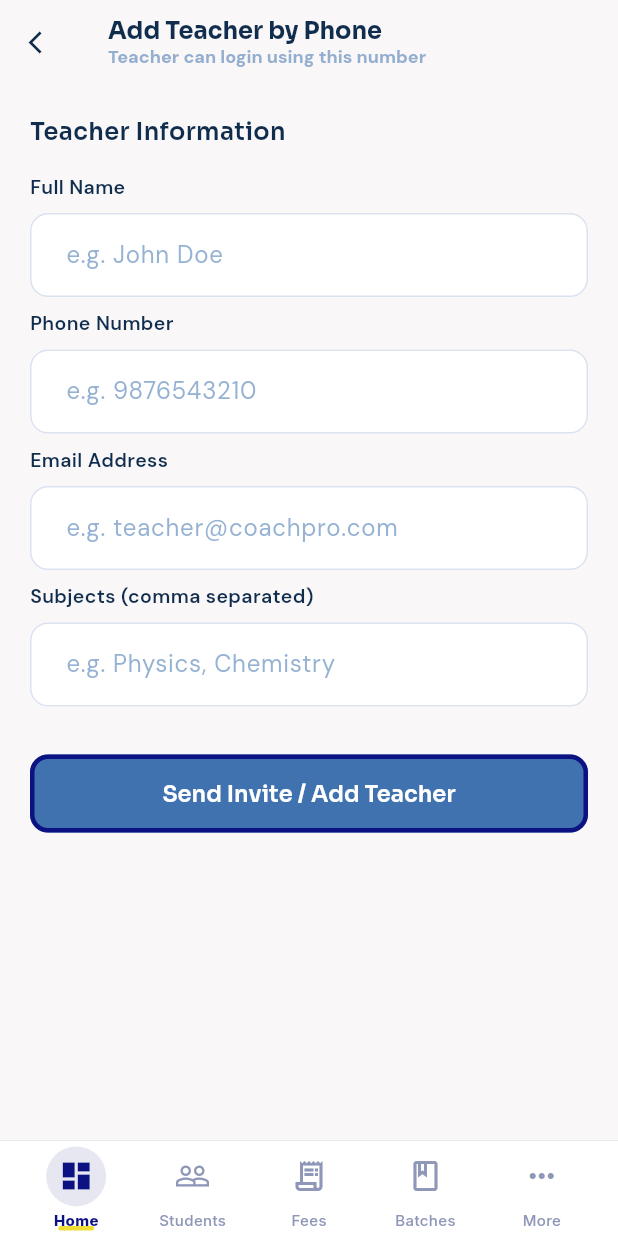
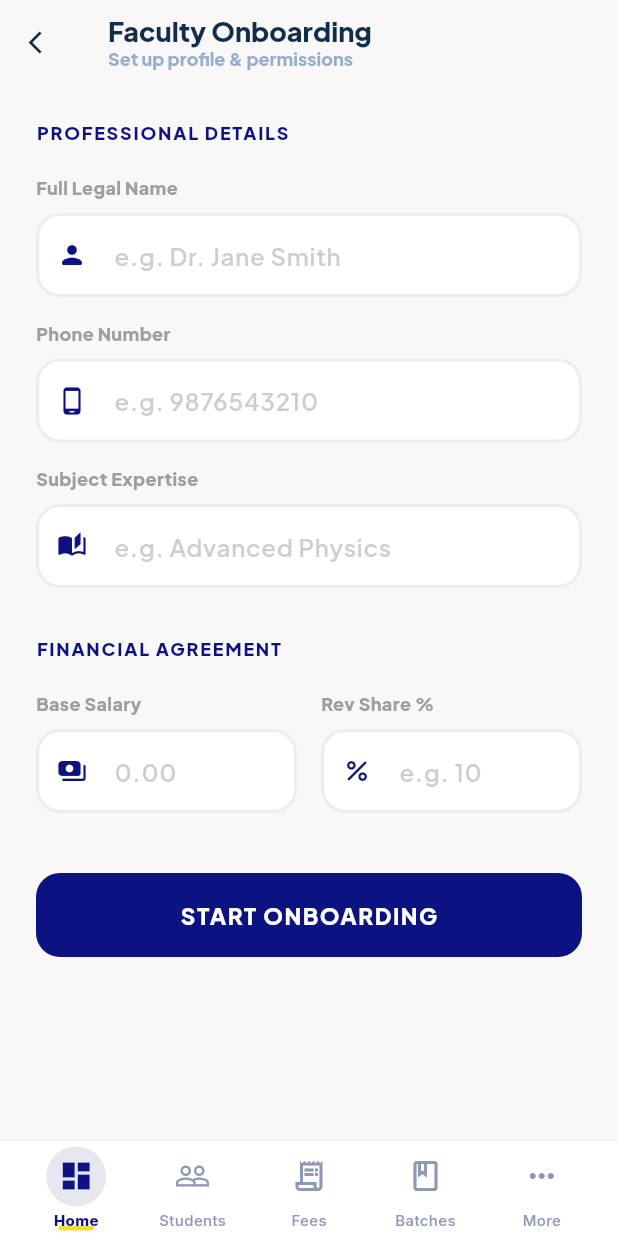
Before and after one commit to abhishek036/EXC-APP-, a Flutter app: the AddTeacherPage screen opened by its route, on a phone screen of 412 x 824 dp. Run offline on Flutter 3.47's test engine with Material 3 defaults, Android fonts, the phone set to English and light mode, and no system bars; our stand-ins replace dio, equatable, file_picker, fl_chart, flutter_animate, flutter_bloc and 8 more; missing offline and left inert: excel; accounts and stored records are empty; network calls fail; statements that could not run were skipped.

Commit message:
Feat: Complete Teacher Module (List, Profile, Onboarding) and Management Hub UI Optimization

```diff
--- a/coachpro/lib/core/router/app_router.dart
+++ b/coachpro/lib/core/router/app_router.dart
@@ -60,6 +60,7 @@ import '../../features/admin/presentation/pages/bulk_result_entry_page.dart';
 import '../../features/student/presentation/pages/my_doubts_history_page.dart';
 import '../../features/admin/presentation/pages/automated_notifications_page.dart';
 import '../../features/admin/presentation/pages/teacher_list_page.dart';
+import '../../features/admin/presentation/pages/teacher_profile_page.dart';
 import '../../features/admin/presentation/pages/add_teacher_page.dart';
 import '../../features/admin/presentation/pages/leads_page.dart';
 import '../../features/admin/presentation/pages/timetable_management_page.dart';
@@ -327,6 +328,7 @@ class AppRouter {
                     GoRoute(path: 'language', name: 'admin-language', pageBuilder: (c, s) => _page(s, const LanguageSelectionPage())),
                     GoRoute(path: 'teachers', name: 'admin-teachers', pageBuilder: (c, s) => _page(s, const TeacherListPage()), routes: [
                       GoRoute(path: 'add', name: 'admin-add-teacher', pageBuilder: (c, s) => _page(s, const AddTeacherPage())),
+                      GoRoute(path: ':id', name: 'admin-teacher-profile', pageBuilder: (c, s) => _page(s, TeacherProfilePage(teacherId: s.pathParameters['id'] ?? ''))),
                       GoRoute(path: ':id/edit', name: 'admin-edit-teacher', pageBuilder: (c, s) => _page(s, EditTeacherPage(teacherId: s.pathParameters['id'] ?? ''))),
                     ]),
                     GoRoute(path: 'leads', name: 'admin-leads', pageBuilder: (c, s) => _page(s, const LeadsPage())),
--- a/coachpro/lib/features/admin/presentation/pages/add_teacher_page.dart
+++ b/coachpro/lib/features/admin/presentation/pages/add_teacher_page.dart
@@ -34,16 +34,18 @@ class _AddTeacherPageState extends State<AddTeacherPage> {
         'name': _nameCtrl.text.trim(),
         'phone': _phoneCtrl.text.trim(),
         'email': _emailCtrl.text.trim(),
-        'subjects': _subjectsCtrl.text.trim().split(',').map((s) => s.trim()).toList(),
+        'subject': _subjectsCtrl.text.trim(),
+        'salary': _salaryCtrl.text.trim(),
+        'revenue_share': _revenueShareCtrl.text.trim(),
       };
 
-      payload.removeWhere((key, value) => (value is String && value.isEmpty) || (value is List && value.isEmpty));
+      payload.removeWhere((key, value) => (value is String && value.isEmpty));
 
       await _adminRepo.createTeacher(payload);
 
       if (mounted) {
         ScaffoldMessenger.of(context).showSnackBar(
-          SnackBar(content: Text('Teacher added successfully!'), backgroundColor: CT.accent(context)),
+          SnackBar(content: const Text('Teacher onboarding initiated!'), backgroundColor: CT.accent(context)),
         );
         context.pop();
       }
@@ -64,6 +66,17 @@ class _AddTeacherPageState extends State<AddTeacherPage> {
     }
   }
 
+  // New controllers
+  final _salaryCtrl = TextEditingController();
+  final _revenueShareCtrl = TextEditingController();
+
+  @override
+  void dispose() {
+    _nameCtrl.dispose(); _phoneCtrl.dispose(); _emailCtrl.dispose();
+    _subjectsCtrl.dispose(); _salaryCtrl.dispose(); _revenueShareCtrl.dispose();
+    super.dispose();
+  }
+
   @override
   Widget build(BuildContext context) {
     return Scaffold(
@@ -76,45 +89,56 @@ class _AddTeacherPageState extends State<AddTeacherPage> {
         title: Column(
           crossAxisAlignment: CrossAxisAlignment.start,
           children: [
-            Text('Add Teacher by Phone', style: GoogleFonts.sora(fontWeight: FontWeight.w700, fontSize: 16, color: CT.textH(context))),
-            Text('Teacher can login using this number', style: GoogleFonts.dmSans(fontSize: 12, color: CT.textM(context))),
+            Text('Faculty Onboarding', style: GoogleFonts.plusJakartaSans(fontWeight: FontWeight.w800, fontSize: 18, color: CT.textH(context))),
+            Text('Set up profile & permissions', style: GoogleFonts.plusJakartaSans(fontSize: 12, color: CT.textM(context))),
           ],
         ),
         backgroundColor: CT.bg(context),
         elevation: 0,
       ),
       body: SingleChildScrollView(
-        padding: const EdgeInsets.all(AppDimensions.pagePaddingH),
+        padding: const EdgeInsets.all(24),
         child: Form(
           key: _formKey,
           child: Column(
             crossAxisAlignment: CrossAxisAlignment.start,
             children: [
-              Text('Teacher Information', style: GoogleFonts.sora(fontSize: 16, fontWeight: FontWeight.w600, color: CT.textH(context))),
-              const SizedBox(height: AppDimensions.md),
+              Text('PROFESSIONAL DETAILS', style: GoogleFonts.plusJakartaSans(fontSize: 12, fontWeight: FontWeight.w900, color: const Color(0xFF0D1282), letterSpacing: 1.2)),
+              const SizedBox(height: 20),
 
-              _buildField('Full Name', _nameCtrl, 'e.g. John Doe'),
-              const SizedBox(height: AppDimensions.sm),
-              _buildField('Phone Number', _phoneCtrl, 'e.g. 9876543210', keyboardType: TextInputType.phone),
-              const SizedBox(height: AppDimensions.sm),
-              _buildField('Email Address', _emailCtrl, 'e.g. teacher@coachpro.com', keyboardType: TextInputType.emailAddress, isRequired: false),
-              const SizedBox(height: AppDimensions.sm),
-              _buildField('Subjects (comma separated)', _subjectsCtrl, 'e.g. Physics, Chemistry'),
-              const SizedBox(height: AppDimensions.xl),
+              _buildField('Full Legal Name', _nameCtrl, 'e.g. Dr. Jane Smith', Icons.person_rounded),
+              const SizedBox(height: 16),
+              _buildField('Phone Number', _phoneCtrl, 'e.g. 9876543210', Icons.phone_android_rounded, keyboardType: TextInputType.phone),
+              const SizedBox(height: 16),
+              _buildField('Subject Expertise', _subjectsCtrl, 'e.g. Advanced Physics', Icons.auto_stories_rounded),
 
-              SizedBox(
-                width: double.infinity,
-                height: 52,
-                child: ElevatedButton(
-                  onPressed: _isSaving ? null : _saveTeacher,
-                  style: ElevatedButton.styleFrom(
-                    backgroundColor: CT.accent(context),
-                    foregroundColor: Colors.white,
-                    shape: RoundedRectangleBorder(borderRadius: BorderRadius.circular(12)),
+              const SizedBox(height: 32),
+              Text('FINANCIAL AGREEMENT', style: GoogleFonts.plusJakartaSans(fontSize: 12, fontWeight: FontWeight.w900, color: const Color(0xFF0D1282), letterSpacing: 1.2)),
+              const SizedBox(height: 20),
+
+              Row(
+                children: [
+                  Expanded(child: _buildField('Base Salary', _salaryCtrl, '0.00', Icons.payments_rounded, keyboardType: TextInputType.number)),
+                  const SizedBox(width: 16),
+                  Expanded(child: _buildField('Rev Share %', _revenueShareCtrl, 'e.g. 10', Icons.percent_rounded, keyboardType: TextInputType.number)),
+                ],
+              ),
+
+              const SizedBox(height: 40),
+
+              CPPressable(
+                onTap: _isSaving ? null : _saveTeacher,
+                child: Container(
+                  width: double.infinity,
+                  height: 56,
+                  decoration: BoxDecoration(
+                    color: const Color(0xFF0D1282),
+                    borderRadius: BorderRadius.circular(16),
                   ),
+                  alignment: Alignment.center,
                   child: _isSaving
                       ? const SizedBox(width: 24, height: 24, child: CircularProgressIndicator(strokeWidth: 2, color: Colors.white))
-                      : Text('Send Invite / Add Teacher', style: GoogleFonts.sora(fontSize: 15, fontWeight: FontWeight.w600)),
+                      : Text('START ONBOARDING', style: GoogleFonts.plusJakartaSans(fontSize: 15, fontWeight: FontWeight.w800, color: Colors.white, letterSpacing: 1)),
                 ),
               ),
             ],
@@ -124,28 +148,29 @@ class _AddTeacherPageState extends State<AddTeacherPage> {
     );
   }
 
-  Widget _buildField(String label, TextEditingController ctrl, String hint, {TextInputType? keyboardType, bool isRequired = true}) {
+  Widget _buildField(String label, TextEditingController ctrl, String hint, IconData icon, {TextInputType? keyboardType, bool isRequired = true}) {
     return Column(
       crossAxisAlignment: CrossAxisAlignment.start,
       children: [
-        Text(label, style: GoogleFonts.dmSans(fontSize: 13, fontWeight: FontWeight.w600, color: CT.textH(context))),
+        Text(label, style: GoogleFonts.plusJakartaSans(fontSize: 12, fontWeight: FontWeight.w800, color: Colors.grey)),
         const SizedBox(height: 8),
         TextFormField(
           controller: ctrl,
           keyboardType: keyboardType,
-          style: GoogleFonts.dmSans(color: CT.textH(context)),
+          style: GoogleFonts.plusJakartaSans(fontWeight: FontWeight.w700, color: CT.textH(context)),
           validator: (v) {
-            if (isRequired && (v == null || v.trim().isEmpty)) return 'This field is required';
+            if (isRequired && (v == null || v.trim().isEmpty)) return 'Required';
             return null;
           },
           decoration: InputDecoration(
             hintText: hint,
-            hintStyle: GoogleFonts.dmSans(color: CT.textM(context)),
+            hintStyle: GoogleFonts.plusJakartaSans(color: Colors.grey.withValues(alpha: 0.5), fontWeight: FontWeight.w600),
+            prefixIcon: Icon(icon, size: 20, color: const Color(0xFF0D1282)),
             filled: true,
-            fillColor: CT.card(context),
-            border: OutlineInputBorder(borderRadius: BorderRadius.circular(12), borderSide: BorderSide(color: CT.border(context))),
-            enabledBorder: OutlineInputBorder(borderRadius: BorderRadius.circular(12), borderSide: BorderSide(color: CT.border(context))),
-            focusedBorder: OutlineInputBorder(borderRadius: BorderRadius.circular(12), borderSide: BorderSide(color: CT.accent(context))),
+            fillColor: Colors.white,
+            border: OutlineInputBorder(borderRadius: BorderRadius.circular(16), borderSide: const BorderSide(color: Color(0xFFEEEDED), width: 2)),
+            enabledBorder: OutlineInputBorder(borderRadius: BorderRadius.circular(16), borderSide: const BorderSide(color: Color(0xFFEEEDED), width: 2)),
+            focusedBorder: OutlineInputBorder(borderRadius: BorderRadius.circular(16), borderSide: const BorderSide(color: Color(0xFF0D1282), width: 2)),
           ),
         ),
       ],
```
Also changed, not shown: coachpro/lib/features/admin/data/repositories/admin_repository.dart (+7 -0 lines), coachpro/lib/features/admin/presentation/pages/admin_dashboard_page.dart (+22 -16 lines), coachpro/lib/features/admin/presentation/pages/teacher_list_page.dart (+42 -5 lines), coachpro/lib/features/admin/presentation/pages/teacher_profile_page.dart (added, +362 -0 lines).
